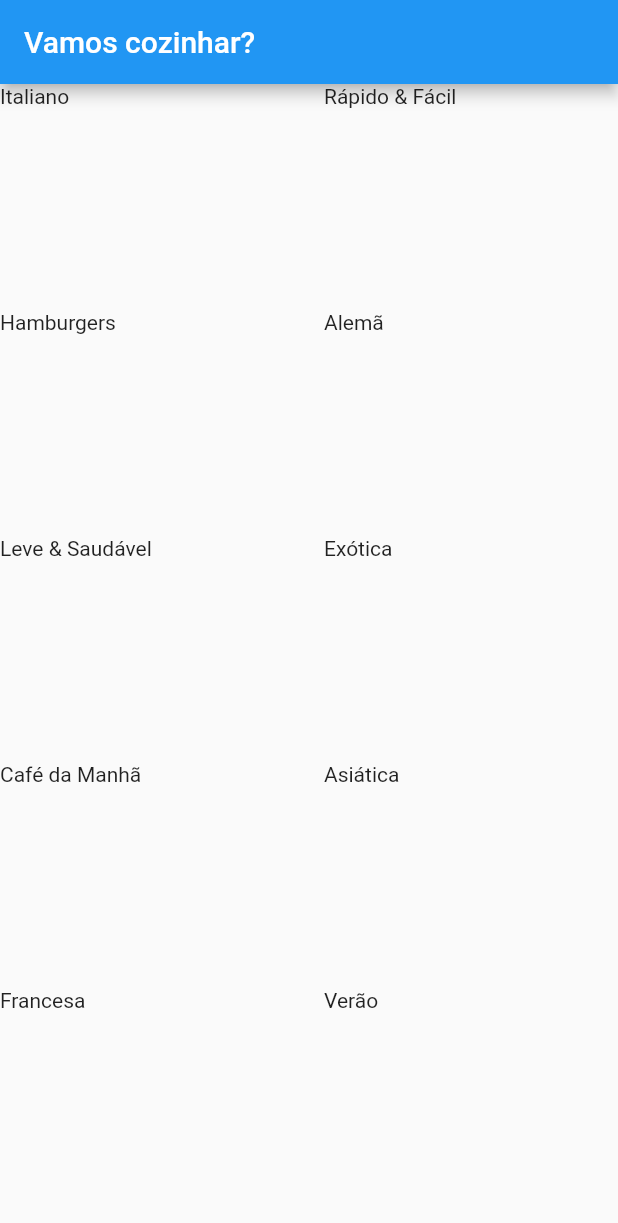
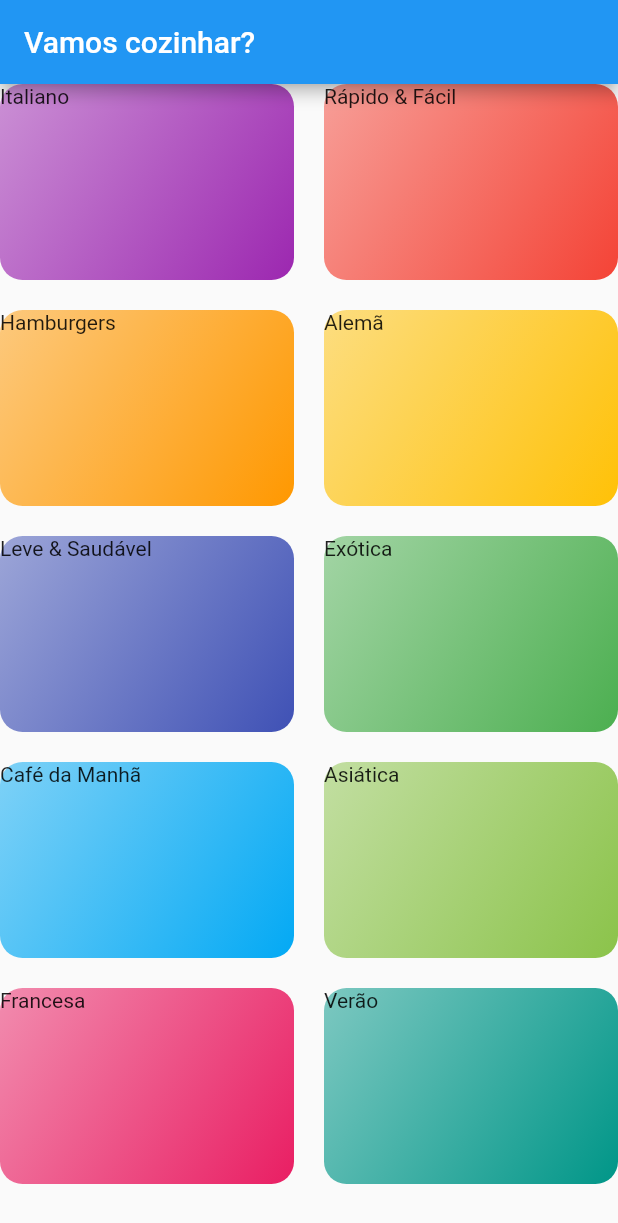
Before and after one commit to lincolnarrais/projeto_refeicoes, a Flutter app: the screen it shows after launch, on a phone screen of 412 x 824 dp. Shown: the top 1223 px of the screen. Run offline on Flutter 3.47's test engine with Material 2 defaults, Android fonts, the phone set to English and light mode, and no system bars.

Commit message:
Adicionada uma BoxDecoration a CategoryItem.

```diff
--- a/lib/components/category_item.dart
+++ b/lib/components/category_item.dart
@@ -10,6 +10,17 @@ class CategoryItem extends StatelessWidget {
   Widget build(BuildContext context) {
     return Container(
       child: Text(category.title),
+      decoration: BoxDecoration(
+        borderRadius: BorderRadius.circular(15),
+        gradient: LinearGradient(
+          colors: [
+            category.color.withOpacity(.5),
+            category.color,
+          ],
+          begin: Alignment.topLeft,
+          end: Alignment.bottomRight,
+        ),
+      ),
     );
   }
 }
```
